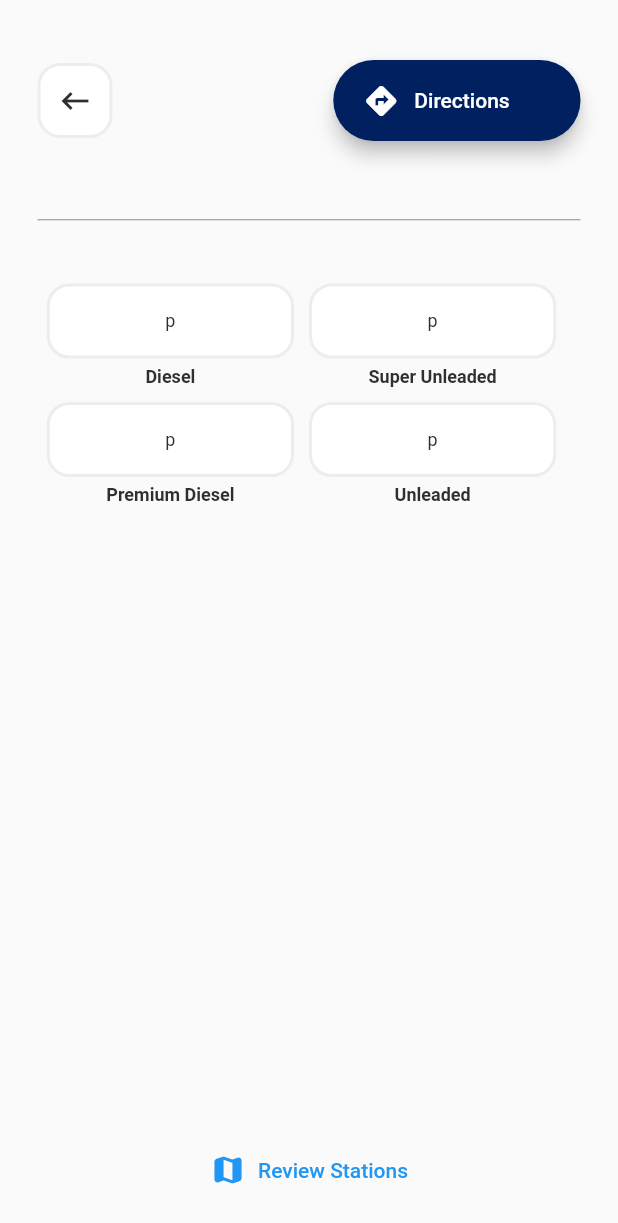
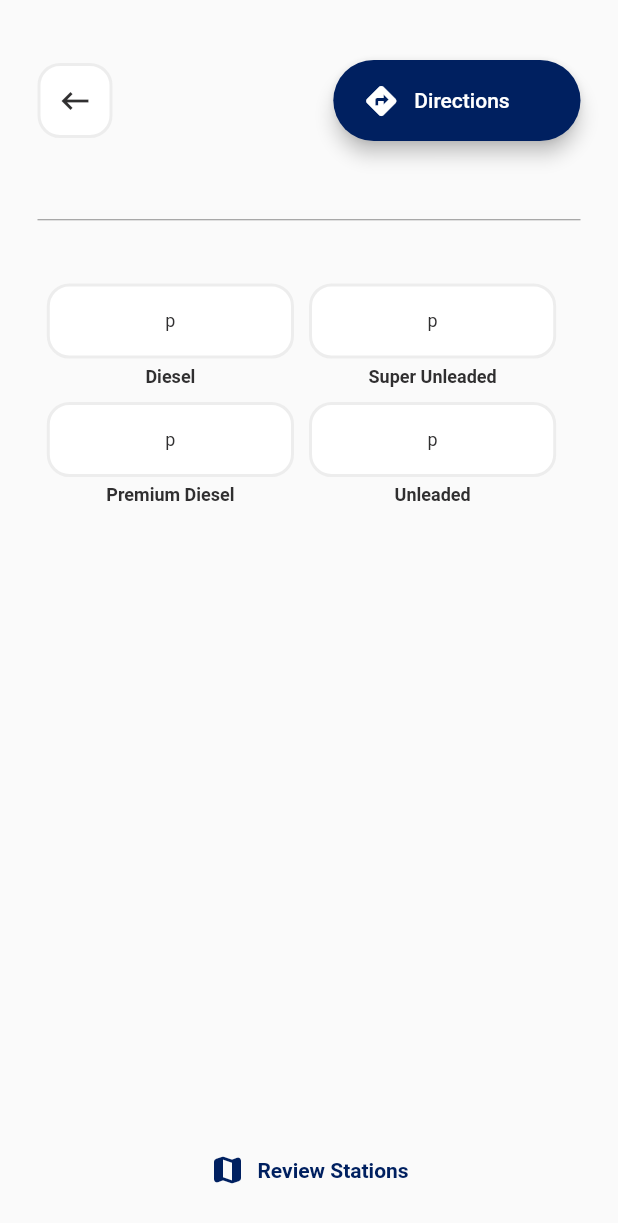
Before and after one commit to mchara01/FuelOpt, a Flutter app: the StationsDetail screen opened directly with empty values, on a phone screen of 412 x 824 dp. Shown: the top 1223 px of the screen. Run offline on Flutter 3.47's test engine with Material 2 defaults, Android fonts, the phone set to English and light mode, and no system bars; our stand-ins replace firebase_auth, flutter_keyboard_visibility, flutter_local_notifications, fluttertoast, google_maps_flutter, image_picker and 1 more; missing offline and left inert: gzx_dropdown_menu, snapping_sheet; accounts and stored records are empty; network calls fail; statements that could not run were skipped.

Commit message:
Flutter Updates

```diff
--- a/lib/main.dart
+++ b/lib/main.dart
@@ -38,7 +38,7 @@ class MyApp extends StatelessWidget {
         theme: ThemeData(
           primaryColor: const Color(0xFF002060),
         ),
-        home: const TrendScreen(),
+        home: const HomeScreen(),
       ),
     );
   }
--- a/lib/model/search_options.dart
+++ b/lib/model/search_options.dart
@@ -31,7 +31,7 @@ class FuelTypePreferenceModel extends ChangeNotifier {
 }
 
 class DistancePreferenceModel extends ChangeNotifier {
-  double distancePreference = 50;
+  double distancePreference = 30;
 
   void setDistancePreference(double distancePreference) {
     this.distancePreference = distancePreference;
--- a/lib/screens/stations_detail.dart
+++ b/lib/screens/stations_detail.dart
@@ -247,7 +247,7 @@ class StationsDetail extends StatelessWidget {
                           AccountFunctionality();
                       String token =
                           await accountFunctionality.getAccessToken();
-                        if (token.isEmpty) {
+                      if (token == 'None') {
                         Navigator.of(context).push(MaterialPageRoute(
                             builder: (context) => LoginScreen()));
                       } else {
@@ -256,8 +256,17 @@ class StationsDetail extends StatelessWidget {
                                 ReviewScreen(station.station_id, token)));
                       }
                     },
-                      icon: Icon(Icons.map_rounded),
-                      label: Text('Review Stations')),
+                    icon: Icon(
+                      Icons.map_rounded,
+                      color: appColors.PrimaryBlue,
+                    ),
+                    label: Text(
+                      'Review Stations',
+                      style: TextStyle(
+                          color: appColors.PrimaryBlue,
+                          fontWeight: FontWeight.bold),
+                    ),
+                  ),
                 ),
               )
             ],
--- a/lib/widgets/search_result_list.dart
+++ b/lib/widgets/search_result_list.dart
@@ -146,10 +146,11 @@ class _SearchResultListState extends State<SearchResultList> {
                                                 ),
                                                 SizedBox(width: 5),
                                                 Visibility(
+                                                    // visible: true,
                                                     visible: fuelTypePreference
                                                             .fuelTypePreference
                                                             .string ==
-                                                        'unlealed',
+                                                        'unleaded',
                                                     child: Text(
                                                       searchResultModel
                                                               .stations[i]
```
Also changed, not shown: lib/api/api.dart (+4 -4 lines), lib/screens/review_screen.dart (+35 -18 lines), lib/widgets/filter/distance_options.dart (+11 -7 lines). Lines whose indentation alone changed are shown as unchanged.
